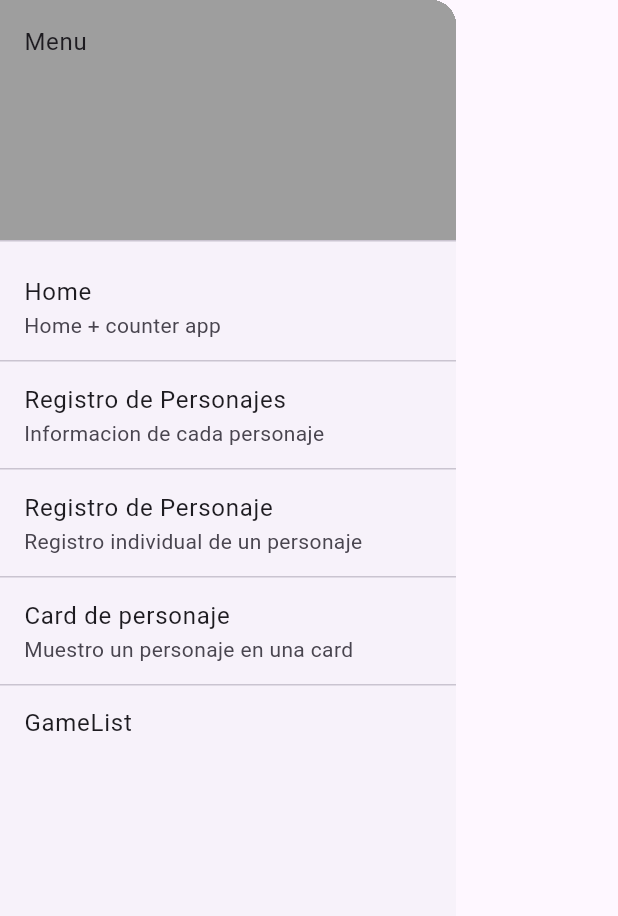
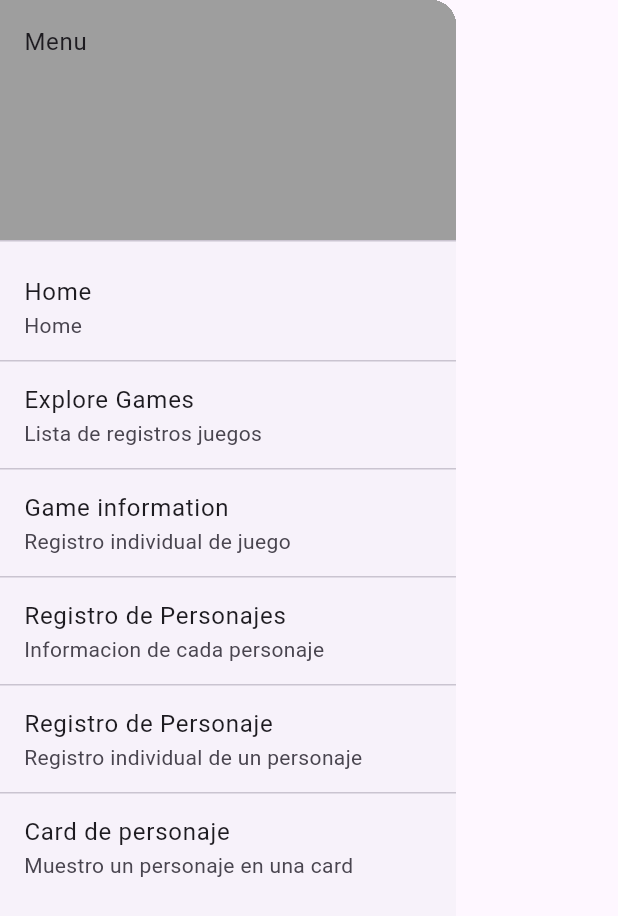
Before and after one commit to peraltamartinezequiel/TrabajoPracticoFinal, a Flutter app: the DrawerMenu widget shown alone on an empty page, opened directly, on a phone screen of 412 x 824 dp. Shown: the top 916 px of the screen. Run offline on Flutter 3.47's test engine with Material 3 defaults, Android fonts, the phone set to English and light mode, and no system bars; our stand-ins replace shared_preferences; accounts and stored records are empty; network calls fail.

Commit message:
refactorizo código

```diff
--- a/lib/main.dart
+++ b/lib/main.dart
@@ -2,7 +2,7 @@ import 'package:flutter/material.dart';
 import 'package:trabajo_practico_final/providers/theme_provider.dart';
 import 'package:trabajo_practico_final/helpers/preferences.dart';
 import 'package:provider/provider.dart';
-import 'package:trabajo_practico_final/screens/game_list.dart';
+import 'package:trabajo_practico_final/screens/game_list_screen.dart';
 import 'package:trabajo_practico_final/screens/home_screen.dart';
 import 'screens/screens.dart';
 
@@ -31,7 +31,8 @@ class MyApp extends StatelessWidget {
           'listadoRegistroPersonaje': (context) =>
               const ListadoRegistroPersonaje(),
           'cardPersonaje': (context) => const CardPersonaje(),
-          'game_list': (context) => const GameList()
+          'game_list': (context) => const GameList(),
+          'game_info': (context) => const GameInfoScreen()
         });
   }
 }
--- a/lib/screens/screens.dart
+++ b/lib/screens/screens.dart
@@ -2,4 +2,5 @@ export 'package:trabajo_practico_final/screens/listado_registros_personajes.dart
 export 'package:trabajo_practico_final/screens/card_personaje.dart';
 export 'package:trabajo_practico_final/screens/listado_registro_personaje.dart';
 export 'package:trabajo_practico_final/screens/home_screen.dart';
-export 'package:trabajo_practico_final/screens/game_list.dart';
+export 'package:trabajo_practico_final/screens/game_list_screen.dart';
+export 'package:trabajo_practico_final/screens/game_info_screen.dart';
--- a/lib/widgets/drawer_menu.dart
+++ b/lib/widgets/drawer_menu.dart
@@ -2,7 +2,21 @@ import 'package:flutter/material.dart';
 
 class DrawerMenu extends StatelessWidget {
   final List<Map<String, String>> _itemsMenu = <Map<String, String>>[
-    {'route': 'home', 'title': 'Home', 'subtitle': 'Home + counter app'},
+    {
+      'route': 'home',
+      'title': 'Home',
+      'subtitle': 'Home'
+    },
+    {
+      'route': 'game_list',
+      'title': 'Explore Games',
+      'subtitle': 'Lista de registros juegos'
+    },
+    {
+      'route': 'game_info',
+      'title': 'Game information',
+      'subtitle': 'Registro individual de juego'
+    },
     {
       'route': 'listadoRegistrosPersonajes',
       'title': 'Registro de Personajes',
@@ -17,8 +31,7 @@ class DrawerMenu extends StatelessWidget {
       'route': 'cardPersonaje',
       'title': 'Card de personaje',
       'subtitle': 'Muestro un personaje en una card'
-    },
-    {'route': 'game_list', 'title': 'GameList', 'subtitle': ''}
+    }
   ];
 
   DrawerMenu({super.key});
```
Also changed, not shown: lib/screens/game_list_screen.dart (renamed from lib/screens/game_list.dart).
